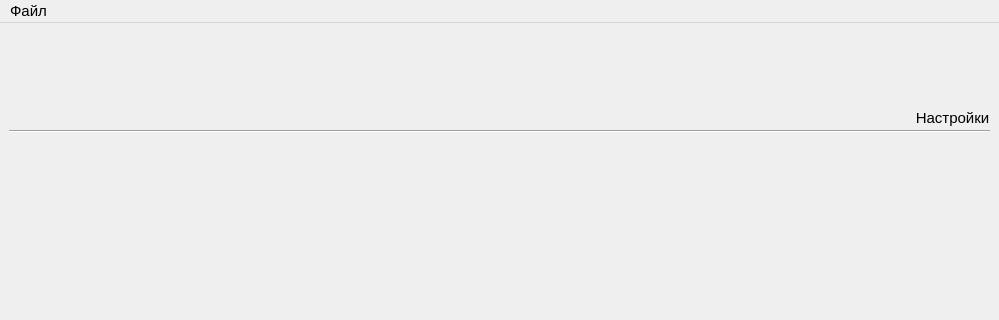
The window that resources/main_window_v1.ui (mcsltd/mcs-inRat-monitor) describes before a commit, drawn with Qt 5; both pictures show x 0 to 999 and y 0 to 320 of the 999 by 575 pixel window.
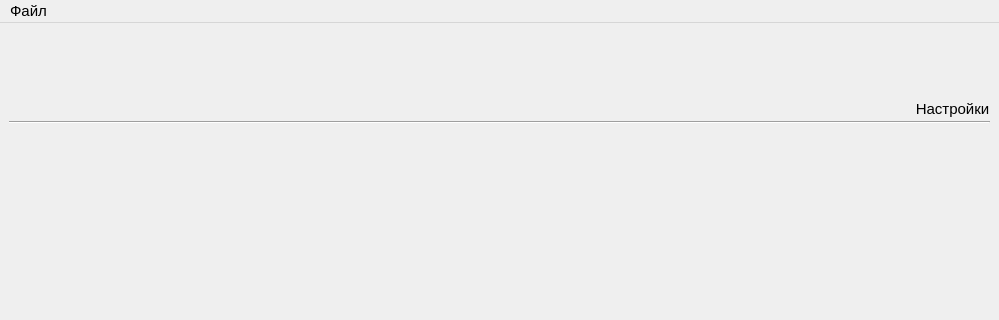
The same window after the commit. Icons and pictures are not drawn.

The edit to the form file:
```diff
--- a/resources/main_window_v1.ui
+++ b/resources/main_window_v1.ui
@@ -25,8 +25,14 @@
    <iconset resource="resources.qrc">
     <normaloff>:/images/icon.ico</normaloff>:/images/icon.ico</iconset>
   </property>
+  <property name="tabShape">
+   <enum>QTabWidget::TabShape::Rounded</enum>
+  </property>
   <widget class="QWidget" name="centralwidget">
    <layout class="QGridLayout" name="gridLayout">
+    <property name="topMargin">
+     <number>0</number>
+    </property>
     <item row="0" column="0">
      <layout class="QVBoxLayout" name="verticalLayout">
       <property name="spacing">
```
